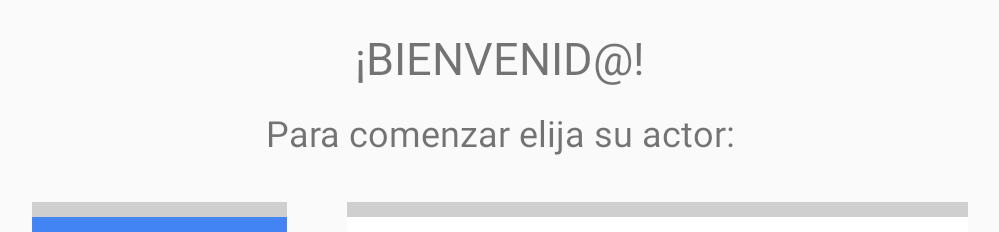
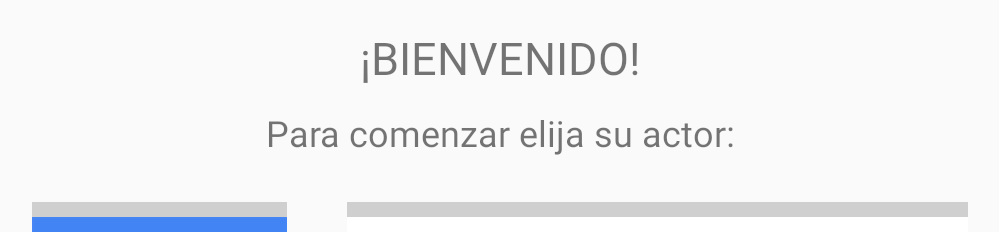
Before and after one commit to KarenCelis/COBOT, an Android app: the screen it shows after launch (ChooseRobot), on a phone screen of 824 x 412 dp (held sideways). Shown: the top 232 px of the screen, without its empty margins (118-1117 px from the left). Run offline under Robolectric (Android 15) with nearby library versions, the phone set to English and light mode, and no system bars; Roboto replaces fonts that are not available here.

Commit message:
Edicion a un strings.xml

```diff
--- a/Android/app/src/main/res/values/strings.xml
+++ b/Android/app/src/main/res/values/strings.xml
@@ -1,14 +1,15 @@
 <resources>
     <string name="app_name">COBOT</string>
-    <string name="texto_de_bienvenida">¡BIENVENID@!</string>
+    <string name="texto_de_bienvenida">¡BIENVENIDO!</string>
     <string name="texto_seleccion_de_robot">Para comenzar elija su actor:</string>
     <string name="hint_texto_de_archivo_seleccionado">Primero seleccione una obra:</string>
     <string name="boton_abrir_archivo">Seleccionar Obra</string>
     <string name="boton_abrir_obra">ABRIR</string>
     <string name="texto_seleccion_de_personaje">Ahora seleccione un personaje:</string>
     <string name="boton_continuar_a_central">CONTINUAR</string>
-    <string name="seleccionar_escena">Seleccione una escena: </string>
+    <string name="seleccionar_escena">Seleccione una escena</string>
     <string name="seleccionar_acciones">Seleccione qué acciones hará </string>
+    <string name="seleccionar_emocion">Seleccione la emoción </string>
     <string name="personaje_seleccionado1">Personaje:</string>
     <string name="personaje_seleccionado2">Nombre personaje</string>
     <string name="imagen_personaje">Posee la imagen del personaje seleccionado</string>
```
